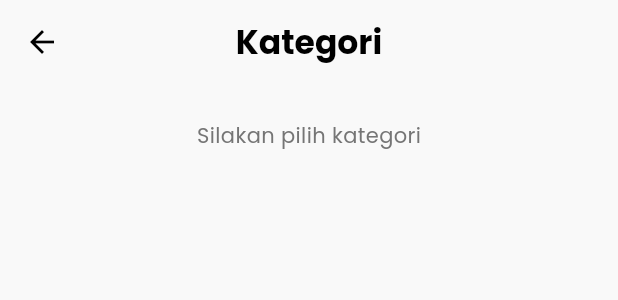
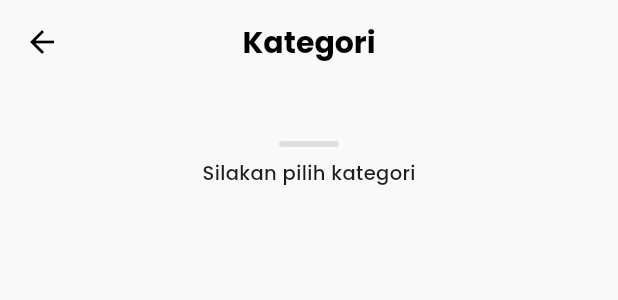
Before and after one commit to payengg/flutter, a Flutter app: the DashboardPages widget shown alone on an empty page, opened directly with empty values, after a tap on "Lihat semua", on a phone screen of 412 x 824 dp. Shown: the top 300 px of the screen. Run offline on Flutter 3.47's test engine with Material 3 defaults, Android fonts, the phone set to English and light mode, and no system bars; our stand-ins replace country_picker, flutter_dotenv, google_fonts; network calls fail.

Commit message:
aw aw aw

```diff
--- a/lib/pages/all_categories_page.dart
+++ b/lib/pages/all_categories_page.dart
@@ -43,16 +43,17 @@ class _AllCategoriesPageState extends State<AllCategoriesPage> {
     });
   }
 
+  // --- Fungsi untuk mengambil semua data dari server ---
   Future<void> _fetchData() async {
     await Future.wait([_fetchCategories(), _fetchBanners()]);
   }
 
   Future<void> _fetchCategories() async {
     try {
-      final result = await ProductCategoryService().getCategories();
+      // Menggunakan fungsi service yang benar (getAllCategories)
+      final result = await ProductCategoryService().getAllCategories();
       if (mounted) {
         setState(() {
-          result.removeWhere((category) => category.name == 'All');
           _categories = result;
           _isLoadingCategories = false;
         });
@@ -104,26 +105,59 @@ class _AllCategoriesPageState extends State<AllCategoriesPage> {
           style: GoogleFonts.poppins(
             color: Colors.black,
             fontWeight: FontWeight.bold,
+            fontSize: 20,
           ),
         ),
         centerTitle: true,
       ),
       body: SingleChildScrollView(
+        child: Padding(
+          padding: const EdgeInsets.symmetric(horizontal: 16.0),
           child: Column(
+            crossAxisAlignment: CrossAxisAlignment.start,
             children: [
+              const SizedBox(height: 30),
               _buildPromoSlider(),
-            const SizedBox(height: 24),
-            Text(
+              const SizedBox(height: 0),
+              _buildHandle(),
+              const SizedBox(height: 0),
+              Center(
+                child: Text(
                   'Silakan pilih kategori',
-              style: GoogleFonts.poppins(color: Colors.grey[600]),
+                  style: GoogleFonts.poppins(
+                    fontSize: 13,
+                    fontWeight: FontWeight.w500,
                   ),
-            const SizedBox(height: 16),
+                ),
+              ),
+              const SizedBox(height: 5),
               _isLoadingCategories
                   ? const Center(
-                    child: CircularProgressIndicator(color: Color(0xFF859F3D)),
+                      child: Padding(
+                        padding: EdgeInsets.all(32.0),
+                        child: CircularProgressIndicator(
+                          color: Color(0xFF859F3D),
+                        ),
+                      ),
                     )
                   : _buildCategoryGrid(),
+              const SizedBox(height: 24),
             ],
+          ),
+        ),
+      ),
+    );
+  }
+
+  Widget _buildHandle() {
+    return Center(
+      child: Container(
+        margin: const EdgeInsets.symmetric(vertical: 8),
+        width: 40,
+        height: 4,
+        decoration: BoxDecoration(
+          color: Colors.grey[300],
+          borderRadius: BorderRadius.circular(10),
         ),
       ),
     );
@@ -132,9 +166,7 @@ class _AllCategoriesPageState extends State<AllCategoriesPage> {
   Widget _buildPromoSlider() {
     if (_isLoadingBanners) {
       return Container(
-        margin: const EdgeInsets.fromLTRB(16, 10, 16, 0),
         height: 150,
-        width: double.infinity,
         decoration: BoxDecoration(
           color: Colors.grey[200],
           borderRadius: BorderRadius.circular(20),
@@ -149,7 +181,7 @@ class _AllCategoriesPageState extends State<AllCategoriesPage> {
     return Column(
       children: [
         SizedBox(
-          height: 150,
+          height: 160,
           child: PageView.builder(
             controller: _pageController,
             itemCount: _banners.length,
@@ -179,22 +211,29 @@ class _AllCategoriesPageState extends State<AllCategoriesPage> {
   }
 
   Widget _buildSinglePromoBanner(CategoryBannerModel banner) {
-    // Menentukan warna teks utama, dengan fallback ke warna putih.
     final Color mainTextColor = banner.titleTextColor != null
         ? hexToColor(banner.titleTextColor!)
+        : Colors.black;
+
+    final Color buttonBgColor = banner.buttonBackgroundColor != null
+        ? hexToColor(banner.buttonBackgroundColor!)
         : Colors.white;
 
-    return Padding(
-      padding: const EdgeInsets.symmetric(horizontal: 16.0),
-      child: ClipRRect(
+    final Color buttonTextColor = banner.buttonTextColor != null
+        ? hexToColor(banner.buttonTextColor!)
+        : Colors.black;
+
+    return ClipRRect(
       borderRadius: BorderRadius.circular(20),
       child: Container(
+        height: 150,
         decoration: BoxDecoration(color: hexToColor(banner.backgroundColor)),
         child: Stack(
           children: [
             Positioned.fill(
+              right: 100,
               child: Padding(
-                  padding: const EdgeInsets.all(20),
+                padding: const EdgeInsets.fromLTRB(20, 16, 20, 16),
                 child: Column(
                   crossAxisAlignment: CrossAxisAlignment.start,
                   mainAxisAlignment: MainAxisAlignment.center,
@@ -202,10 +241,12 @@ class _AllCategoriesPageState extends State<AllCategoriesPage> {
                     Text(
                       banner.title.replaceAll('\\n', '\n'),
                       style: GoogleFonts.poppins(
-                          fontWeight: FontWeight.w500,
-                          fontSize: 16,
+                        fontWeight: FontWeight.w600,
+                        fontSize: 14,
                         color: mainTextColor,
                       ),
+                      maxLines: 2,
+                      overflow: TextOverflow.ellipsis,
                     ),
                     const SizedBox(height: 4),
                     Text(
@@ -214,29 +255,28 @@ class _AllCategoriesPageState extends State<AllCategoriesPage> {
                         fontSize: 12,
                         color: mainTextColor.withOpacity(0.85),
                       ),
+                      maxLines: 2,
+                      overflow: TextOverflow.ellipsis,
                     ),
-                      const SizedBox(height: 16),
+                    const Spacer(),
                     ElevatedButton(
                       onPressed: () {},
                       style: ElevatedButton.styleFrom(
-                          backgroundColor: banner.buttonBackgroundColor != null
-                              ? hexToColor(banner.buttonBackgroundColor!)
-                              : Colors.white,
-                          foregroundColor: banner.buttonTextColor != null
-                              ? hexToColor(banner.buttonTextColor!)
-                              : Colors.black,
+                        backgroundColor: buttonBgColor,
+                        foregroundColor: buttonTextColor,
+                        padding: const EdgeInsets.symmetric(
+                          vertical: 10,
+                          horizontal: 20,
+                        ),
                         shape: RoundedRectangleBorder(
                           borderRadius: BorderRadius.circular(20),
-                          ),
-                          padding: const EdgeInsets.symmetric(
-                            vertical: 12,
-                            horizontal: 24,
                         ),
                       ),
                       child: Text(
                         banner.buttonText,
                         style: GoogleFonts.poppins(
-                            fontWeight: FontWeight.w600,
+                          fontWeight: FontWeight.w500,
+                          fontSize: 14,
                         ),
                       ),
                     ),
@@ -245,34 +285,59 @@ class _AllCategoriesPageState extends State<AllCategoriesPage> {
               ),
             ),
             Positioned(
-                right: -10,
-                bottom: -10,
+              right: 0,
+              bottom: 0,
+              child: SizedBox(
+                width: 130,
+                height: 155,
+                child: FittedBox(
+                  fit: BoxFit.contain,
                   child: Image.network(
                     banner.imageUrl,
-                  width: 117,
-                  height: 138,
-                  fit: BoxFit.contain,
                     errorBuilder: (context, error, stackTrace) {
-                    print(
-                      'Error loading banner image: ${banner.imageUrl}, Error: $error',
-                    );
-                    return const SizedBox(width: 117, height: 138);
+                      return const SizedBox.shrink();
                     },
                   ),
                 ),
+              ),
+            ),
           ],
-          ),
         ),
       ),
     );
   }
 
   Widget _buildCategoryGrid() {
+    List<Widget> categoryCards = [];
+
+    for (var category in _categories) {
+      if (category.subCategories.isNotEmpty) {
+        for (var subCategory in category.subCategories) {
+          categoryCards.add(
+            _buildCategoryCard(
+              name: subCategory.name,
+              imageUrl: subCategory.imageUrl,
+              index: categoryCards.length,
+            ),
+          );
+        }
+      } else {
+        categoryCards.add(
+          _buildCategoryCard(
+            name: category.name,
+            imageUrl:
+                category.imageUrl ?? '', // Gunakan imageUrl, bukan iconUrl
+            index: categoryCards.length,
+          ),
+        );
+      }
+    }
+
     return GridView.builder(
       padding: const EdgeInsets.all(16),
       shrinkWrap: true,
       physics: const NeverScrollableScrollPhysics(),
-      itemCount: _categories.length,
+      itemCount: categoryCards.length,
       gridDelegate: const SliverGridDelegateWithFixedCrossAxisCount(
         crossAxisCount: 2,
         crossAxisSpacing: 16,
@@ -280,21 +345,24 @@ class _AllCategoriesPageState extends State<AllCategoriesPage> {
         childAspectRatio: 1.0,
       ),
       itemBuilder: (context, index) {
-        return _buildCategoryCard(_categories[index], index);
+        return categoryCards[index];
       },
     );
   }
 
-  Widget _buildCategoryCard(ProductCategory category, int index) {
+  Widget _buildCategoryCard({
+    required String name,
+    required String imageUrl,
+    required int index,
+  }) {
     final bool isLeftCard = index % 2 == 0;
-
     final String backgroundImage = isLeftCard
         ? 'assets/images/background_categories_left.png'
         : 'assets/images/background_categories_right.png';
 
     return InkWell(
       onTap: () {
-        print('${category.name} category clicked');
+        print('$name category clicked');
       },
       customBorder: RoundedRectangleBorder(
         borderRadius: isLeftCard
@@ -319,12 +387,10 @@ class _AllCategoriesPageState extends State<AllCategoriesPage> {
                 SizedBox(
                   height: 100,
                   width: 100,
-                  // --- ✅ PERUBAHAN DI SINI ---
-                  child: (category.imageUrl ?? '').isEmpty
+                  child: imageUrl.isEmpty
                       ? const Icon(Icons.category, color: Colors.grey, size: 50)
                       : Image.network(
-                          category
-                              .imageUrl!, // Menggunakan imageUrl, bukan iconUrl
+                          imageUrl,
                           fit: BoxFit.contain,
                           errorBuilder: (context, error, stackTrace) =>
                               const Icon(Icons.error),
@@ -333,7 +399,7 @@ class _AllCategoriesPageState extends State<AllCategoriesPage> {
                 Padding(
                   padding: const EdgeInsets.only(top: 8.0),
                   child: Text(
-                    category.name,
+                    name,
                     style: GoogleFonts.poppins(fontWeight: FontWeight.bold),
                   ),
                 ),
--- a/lib/pages/dashboard_pages.dart
+++ b/lib/pages/dashboard_pages.dart
@@ -65,8 +65,12 @@ class _DashboardPagesState extends State<DashboardPages> {
   }
 
   Future<void> fetchCategories() async {
+    setState(() {
+      _isCategoriesLoading = true;
+    });
     try {
-      final result = await ProductCategoryService().getCategories();
+      // ✅ Panggil fungsi yang benar untuk dashboard
+      final result = await ProductCategoryService().getCategoriesForDashboard();
       if (mounted) {
         setState(() {
           _categories = result;
@@ -74,8 +78,12 @@ class _DashboardPagesState extends State<DashboardPages> {
         });
       }
     } catch (e) {
-      if (mounted) setState(() => _isCategoriesLoading = false);
-      print('Error fetching categories: $e');
+      if (mounted) {
+        setState(() {
+          _isCategoriesLoading = false;
+        });
+        print('Error fetching categories: $e');
+      }
     }
   }
 
--- a/lib/pages/models/product_category_model.dart
+++ b/lib/pages/models/product_category_model.dart
@@ -1,23 +1,31 @@
-// lib/pages/models/product_category_model.dart
+import 'package:terraserve_app/pages/models/product_subcategory_model.dart';
+
 class ProductCategory {
   final int id;
   final String name;
   final String? iconUrl;
-  final String? imageUrl; // Tambahkan properti ini
+  final String? imageUrl; // ✅ Properti yang hilang, sekarang ditambahkan
+  final List<ProductSubCategory> subCategories;
 
   ProductCategory({
     required this.id,
     required this.name,
     this.iconUrl,
-    this.imageUrl, // Tambahkan di constructor
+    this.imageUrl, // ✅ Ditambahkan di constructor
+    required this.subCategories,
   });
 
   factory ProductCategory.fromJson(Map<String, dynamic> json) {
+    var subCategoryList = (json['sub_categories'] as List? ?? [])
+        .map((i) => ProductSubCategory.fromJson(i))
+        .toList();
+
     return ProductCategory(
       id: json['id'],
       name: json['name'],
       iconUrl: json['icon_url'],
-      imageUrl: json['image_url'], // Ambil data dari JSON
+      imageUrl: json['image_url'], // ✅ Mengambil data dari JSON
+      subCategories: subCategoryList,
     );
   }
 }
--- /dev/null
+++ b/lib/pages/models/product_subcategory_model.dart
@@ -0,0 +1,19 @@
+class ProductSubCategory {
+  final int id;
+  final String name;
+  final String imageUrl;
+
+  ProductSubCategory({
+    required this.id,
+    required this.name,
+    required this.imageUrl,
+  });
+
+  factory ProductSubCategory.fromJson(Map<String, dynamic> json) {
+    return ProductSubCategory(
+      id: json['id'],
+      name: json['name'],
+      imageUrl: json['image_url'],
+    );
+  }
+}
--- a/lib/pages/services/product_category_service.dart
+++ b/lib/pages/services/product_category_service.dart
@@ -1,13 +1,11 @@
-// lib/pages/services/product_category_service.dart
 import 'dart:convert';
 import 'package:http/http.dart' as http;
 import 'package:terraserve_app/config/api.dart';
-import 'package:terraserve_app/pages/models/product_category_model.dart'; // Import model yang benar
+import 'package:terraserve_app/pages/models/product_category_model.dart';
 
 class ProductCategoryService {
-  // Ubah nama class
-  Future<List<ProductCategory>> getCategories() async {
-    // Kembalikan List<ProductCategory>
+  // Fungsi privat untuk mengambil semua kategori dari API
+  Future<List<ProductCategory>> _fetchAllCategoriesFromServer() async {
     final url = Uri.parse('$baseUrl/categories');
     try {
       final response = await http.get(url);
@@ -15,20 +13,7 @@ class ProductCategoryService {
         final body = json.decode(response.body);
         final List<dynamic> data = body['data'];
 
-        List<ProductCategory> categories = data
-            .map((item) => ProductCategory.fromJson(item))
-            .toList();
-
-        categories.insert(
-          0,
-          ProductCategory(
-            id: 0,
-            name: 'All',
-            iconUrl: 'assets/images/semua.png',
-          ),
-        );
-
-        return categories;
+        return data.map((item) => ProductCategory.fromJson(item)).toList();
       } else {
         throw Exception('Failed to load categories');
       }
@@ -37,4 +22,25 @@ class ProductCategoryService {
       rethrow;
     }
   }
+
+  // ✅ Fungsi untuk Dashboard: Mengambil kategori + menambahkan "All"
+  Future<List<ProductCategory>> getCategoriesForDashboard() async {
+    List<ProductCategory> categories = await _fetchAllCategoriesFromServer();
+    // Tambahkan kategori "All" secara manual di awal list
+    categories.insert(
+      0,
+      ProductCategory(
+        id: 0,
+        name: 'All',
+        iconUrl: 'assets/images/semua.png',
+        subCategories: [],
+      ),
+    );
+    return categories;
+  }
+
+  // ✅ Fungsi untuk Halaman Semua Kategori: Hanya mengambil dari server
+  Future<List<ProductCategory>> getAllCategories() async {
+    return await _fetchAllCategoriesFromServer();
+  }
 }
```
Lines whose indentation alone changed are shown as unchanged.
